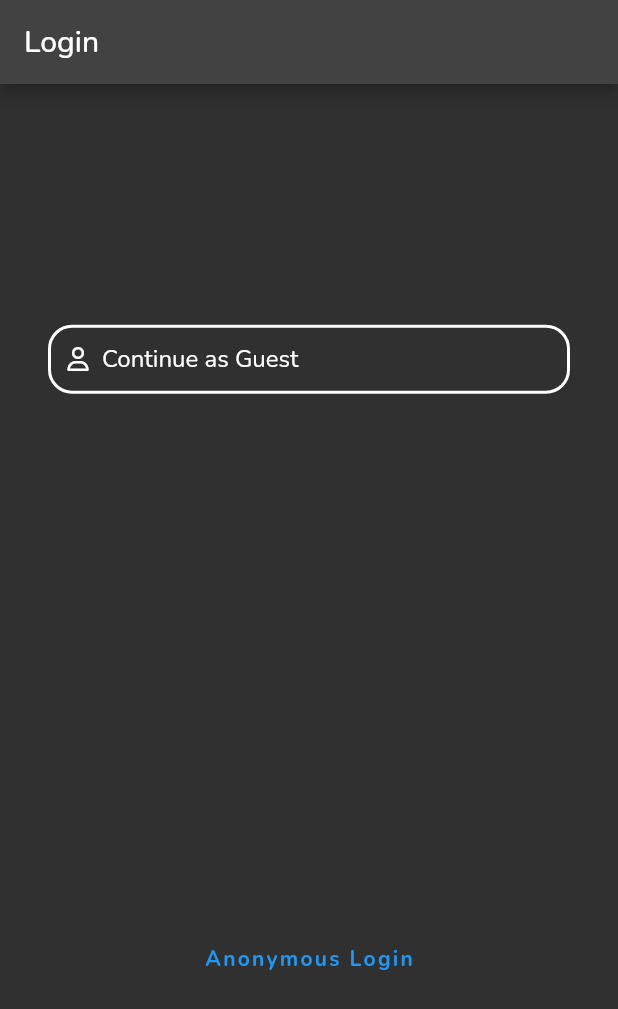
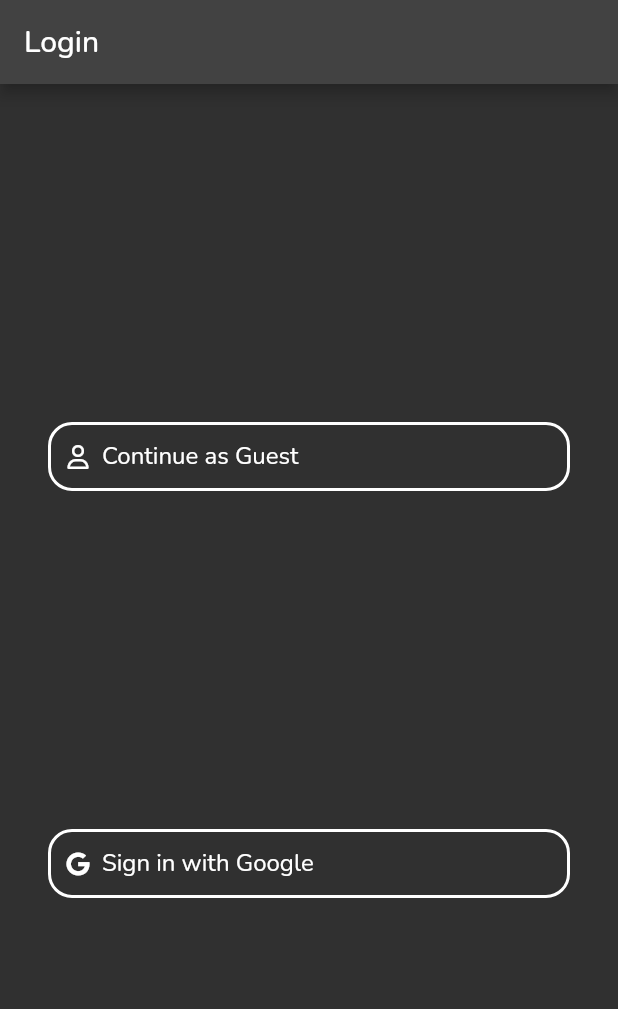
Before and after one commit to JosephFuge/quizapp, a Flutter app: the screen it shows after launch, on a phone screen of 412 x 824 dp. Shown: the top 1009 px of the screen. Run offline on Flutter 3.47's test engine with Material 2 defaults, Android fonts, the phone set to English and light mode, and no system bars; our stand-ins replace firebase_auth, firebase_core, font_awesome_flutter, google_fonts, google_sign_in, logger; accounts and stored records are empty.

Commit message:
Setup Google auth, fix login button.

```diff
--- a/lib/views/pages/home.dart
+++ b/lib/views/pages/home.dart
@@ -19,7 +19,9 @@ class HomePage extends StatelessWidget {
             stream: AuthService().userStream,
             builder: (context, snapshot) {
               if (snapshot.connectionState == ConnectionState.waiting) {
-                return const Text('Loading...');
+                return const Center(
+                    child: Text('Loading...',
+                        style: TextStyle(color: Colors.cyanAccent)));
               } else if (snapshot.hasError) {
                 return const Text('Error');
               } else if (snapshot.hasData) {
--- a/lib/views/pages/login.dart
+++ b/lib/views/pages/login.dart
@@ -19,20 +19,15 @@ class LoginPage extends StatelessWidget {
           LoginButton(
               text: 'Continue as Guest',
               icon: FontAwesomeIcons.user,
-              loginMethod: () {
-                final Logger logger = Logger(printer: PrettyPrinter());
-                logger.d('Anonymous Login Button Tapped');
-                AuthService().anonymousLogin();
+              loginMethod: () async {
+                await AuthService().anonymousLogin();
               }),
-          const SizedBox(height: 32),
-          TextButton(
-            onPressed: () async {
-              final Logger logger = Logger(printer: PrettyPrinter());
-              logger.d('Anonymous Login TextButton Tapped');
-              AuthService().anonymousLogin();
-            },
-            child: const Text('Anonymous Login'),
-          ),
+          LoginButton(
+              text: 'Sign in with Google',
+              icon: FontAwesomeIcons.google,
+              loginMethod: () async {
+                await AuthService().googleLogin();
+              })
         ],
       ),
     );
@@ -54,10 +49,6 @@ class LoginButton extends StatelessWidget {
   Widget build(BuildContext context) {
     return Padding(
       padding: const EdgeInsets.symmetric(horizontal: 32.0),
-      child: GestureDetector(
-        behavior: HitTestBehavior.translucent,
-        onTap: () => loginMethod,
-        child: AbsorbPointer(
       child: DecoratedBox(
         decoration: BoxDecoration(
           border: Border.all(width: 2.0, color: Colors.white),
@@ -66,6 +57,9 @@ class LoginButton extends StatelessWidget {
             Radius.circular(16.0),
           ),
         ),
+        child: GestureDetector(
+          behavior: HitTestBehavior.translucent,
+          onTap: () => loginMethod(),
           child: Padding(
             padding: const EdgeInsets.all(12.0),
             child: Row(
@@ -78,7 +72,6 @@ class LoginButton extends StatelessWidget {
           ),
         ),
       ),
-      ),
     );
   }
 }
```
Also changed, not shown: lib/services/auth.dart (+29 -1 lines), lib/views/pages/profile.dart (+15 -1 lines), 1 other file. Lines whose indentation alone changed are shown as unchanged.
